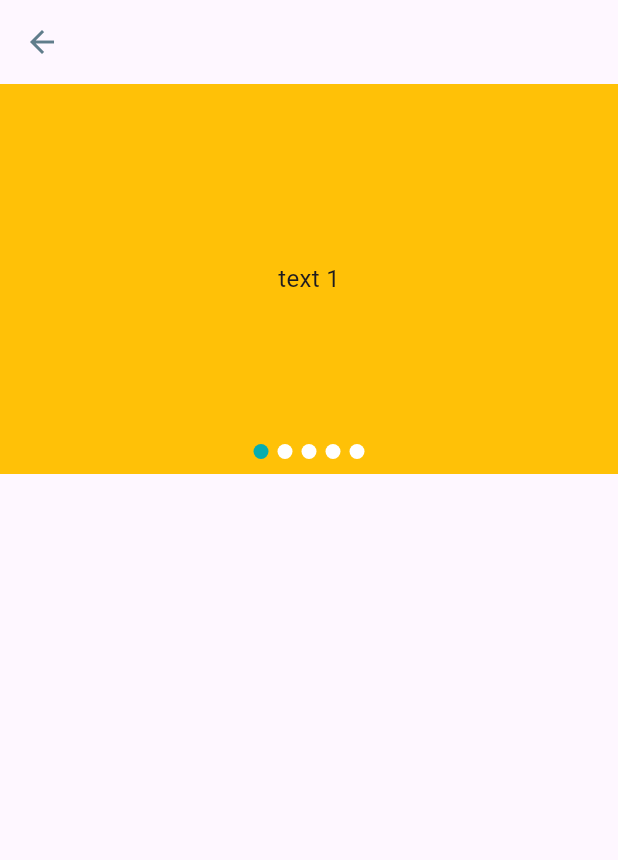
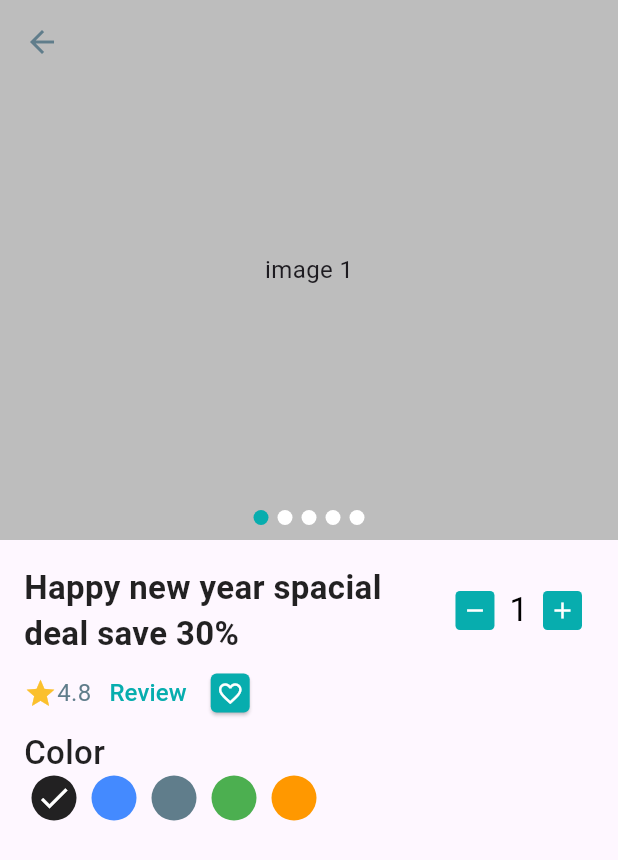
Before and after one commit to Hasibol-Hoda-Inu/ecommerce, a Flutter app: the ProductDetailsScreen screen opened directly, on a phone screen of 412 x 824 dp. Shown: the top 860 px of the screen. Run offline on Flutter 3.47's test engine with Material 3 defaults, Android fonts, the phone set to English and light mode, and no system bars; drawn by our look-alikes of carousel_slider; our stand-ins replace flutter_svg, get, pin_code_fields; missing offline and left inert: dart:ffi.

Commit message:
working on product details screen

```diff
--- a/lib/presentation/ui/screen/product_details_screen.dart
+++ b/lib/presentation/ui/screen/product_details_screen.dart
@@ -1,5 +1,10 @@
+import 'package:ecommerce/presentation/ui/widgets/custom_stapper.dart';
 import 'package:ecommerce/presentation/ui/widgets/home_screen/product_image_slider.dart';
+import 'package:flutter/cupertino.dart';
 import 'package:flutter/material.dart';
+import 'package:flutter/widgets.dart';
+
+import '../utility/app_color.dart';
 
 class ProductDetailsScreen extends StatefulWidget {
   const ProductDetailsScreen({super.key});
@@ -9,18 +14,112 @@ class ProductDetailsScreen extends StatefulWidget {
 }
 
 class _ProductDetailsScreenState extends State<ProductDetailsScreen> {
+
+  List<Color> colors=[
+    Colors.black87,
+    Colors.blueAccent,
+    Colors.blueGrey,
+    Colors.green,
+    Colors.orange
+  ];
+
+  int _selectedColorIndex = 0;
   @override
   Widget build(BuildContext context) {
     return Scaffold(
-      appBar: AppBar(
-        leading: BackButton(
-          color: Colors.blueGrey,
+
+      body: SafeArea(
+        child: Column(
+          children: [
+            Stack(
+              children: [
+                ProductImageSlider(),
+                AppBar(
+                  leading: BackButton(
+                    color: Colors.blueGrey,
+                  ),
+                  backgroundColor: Colors.transparent,
+                ),
+              ],
+            ),
+            Padding(
+              padding: const EdgeInsets.all(16.0),
+              child: Column(
+                crossAxisAlignment: CrossAxisAlignment.start,
+                children: [
+                  Row(
+                    children: [
+                      const Expanded(
+                        child: Text('Happy new year spacial deal save 30%', style: TextStyle(
+                          fontSize: 22,
+                          fontWeight: FontWeight.w700,
+                          color: Colors.black87,
+                        ),),
+                      ),
+                      CustomStepper(lowerLimit: 1, upperLimit: 100, stepValue: 1, value: 1,
+                          onChange: (newValue){
+                        print(newValue);
+                          })
+                    ],
+                  ),
+                  Row(
+                    children: [
+                      Wrap(
+                          crossAxisAlignment: WrapCrossAlignment.center,
+                          children: [
+                            Icon(Icons.star,color: Colors.yellow.shade700, size: 22,),
+                            const Text('4.8',
+                                style: TextStyle(
+                                  color: Colors.blueGrey,
+                                  fontSize: 16,
+                                )
+                            ),
+                          ]
+                      ),
+                      TextButton(
+                        onPressed: (){},
+                        child: const Text('Review', style: TextStyle(
+                          color: AppColors.primaryColor,
+                          fontSize: 16,
+                        ),
+                        ),
+                      ),
+                      Card(
+                        shape: RoundedRectangleBorder(
+                          borderRadius: BorderRadius.circular(4),
+                        ),
+                        color: AppColors.primaryColor,
+                        child: const Padding(
+                          padding: EdgeInsets.all(4.0),
+                          child: Icon(Icons.favorite_outline, size: 18,color: Colors.white,),
+                        ),
+                      )
+                    ],
+                  ),
+                  Text('Color', style: TextStyle(
+                    fontSize: 22,
+                    fontWeight: FontWeight.w500,
+                    color: Colors.black87,
+                  ),
+                  ),
+                  SizedBox(
+                    height: 30,
+                    child: ListView.builder(
+                      scrollDirection: Axis.horizontal,
+                      itemCount: colors.length,
+                      itemBuilder: (context, index){
+                        return CircleAvatar(
+                          backgroundColor: colors[index],
+                          child: _selectedColorIndex==index?const Icon(Icons.done, color: Colors.white,):null,
+                        );
+                      },
+                    ),
+                  )
+                ],
+              ),
+            ),
+          ],
         ),
-      ),
-      body: Column(
-        children: [
-          ProductImageSlider(),
-        ],
       ),
     );
   }
--- /dev/null
+++ b/lib/presentation/ui/widgets/custom_stapper.dart
@@ -0,0 +1,94 @@
+import 'package:flutter/material.dart';
+
+import '../utility/app_color.dart';
+
+@immutable
+class CustomStepper extends StatefulWidget {
+  CustomStepper({
+    super.key,
+    required this.lowerLimit,
+    required this.upperLimit,
+    required this.stepValue,
+    required this.value,
+    required this.onChange,
+  });
+
+  final int lowerLimit;
+  final int upperLimit;
+  final int stepValue;
+  int value;
+  final Function(int) onChange;
+
+  @override
+  _CustomStepperState createState() => _CustomStepperState();
+}
+
+class _CustomStepperState extends State<CustomStepper> {
+  @override
+  Widget build(BuildContext context) {
+    return Container(
+      padding: const EdgeInsets.symmetric(horizontal: 8, vertical: 6),
+      decoration: BoxDecoration(
+          borderRadius: BorderRadius.circular(50)),
+      child: Row(
+        mainAxisAlignment: MainAxisAlignment.center,
+        children: [
+          InkWell(
+            borderRadius: BorderRadius.circular(30),
+            child: Container(
+              padding: const EdgeInsets.all(4),
+              decoration: BoxDecoration(
+                  color: AppColors.primaryColor,
+                  borderRadius: BorderRadius.circular(3)
+              ),
+              child: const Icon(
+                Icons.remove,
+                color: Colors.white,
+                size: 18,
+              ),
+            ),
+            onTap: () {
+              widget.value = widget.value == widget.lowerLimit
+                  ? widget.lowerLimit
+                  : widget.value -= widget.stepValue;
+              widget.onChange(widget.value);
+              setState(() {});
+            },
+          ),
+          Padding(
+            padding: const EdgeInsets.symmetric(horizontal: 10),
+            child: Text(
+              '${widget.value}',
+              style: Theme.of(context).textTheme.titleLarge?.copyWith(
+                color: Colors.black,
+              ),
+              textAlign: TextAlign.center,
+            ),
+          ),
+          InkWell(
+            borderRadius: BorderRadius.circular(30),
+            child: Container(
+              padding: const EdgeInsets.all(4),
+              decoration: BoxDecoration(
+                  color: AppColors.primaryColor,
+                  borderRadius: BorderRadius.circular(3)
+              ),
+              child: const Icon(
+                Icons.add,
+                color: Colors.white,
+                size: 18,
+              ),
+            ),
+            onTap: () {
+              widget.value = widget.value == widget.upperLimit
+                  ? widget.upperLimit
+                  : widget.value += widget.stepValue;
+              widget.onChange(widget.value);
+              setState(() {});
+            },
+          ),
+        ],
+      ),
+    );
+  }
+}
--- a/lib/presentation/ui/widgets/home_screen/product_image_slider.dart
+++ b/lib/presentation/ui/widgets/home_screen/product_image_slider.dart
@@ -20,7 +20,7 @@ class _ProductImageSliderState extends State<ProductImageSlider> {
       children: [
         CarouselSlider(
           options: CarouselOptions(
-              height: 260.0,
+              height: 360.0,
               autoPlay: true,
               autoPlayInterval: const Duration(seconds: 3),
               viewportFraction: 1,
@@ -32,12 +32,12 @@ class _ProductImageSliderState extends State<ProductImageSlider> {
               builder: (BuildContext context) {
                 return Container(
                     width: MediaQuery.of(context).size.width,
-                    decoration: const BoxDecoration(
-                      color: Colors.amber,
+                    decoration: BoxDecoration(
+                      color: Colors.grey.shade400,
                     ),
                     alignment: Alignment.center,
                     child: Text(
-                      'text $i',
+                      'image $i',
                       style: const TextStyle(fontSize: 16.0),
                     ));
               },
```
